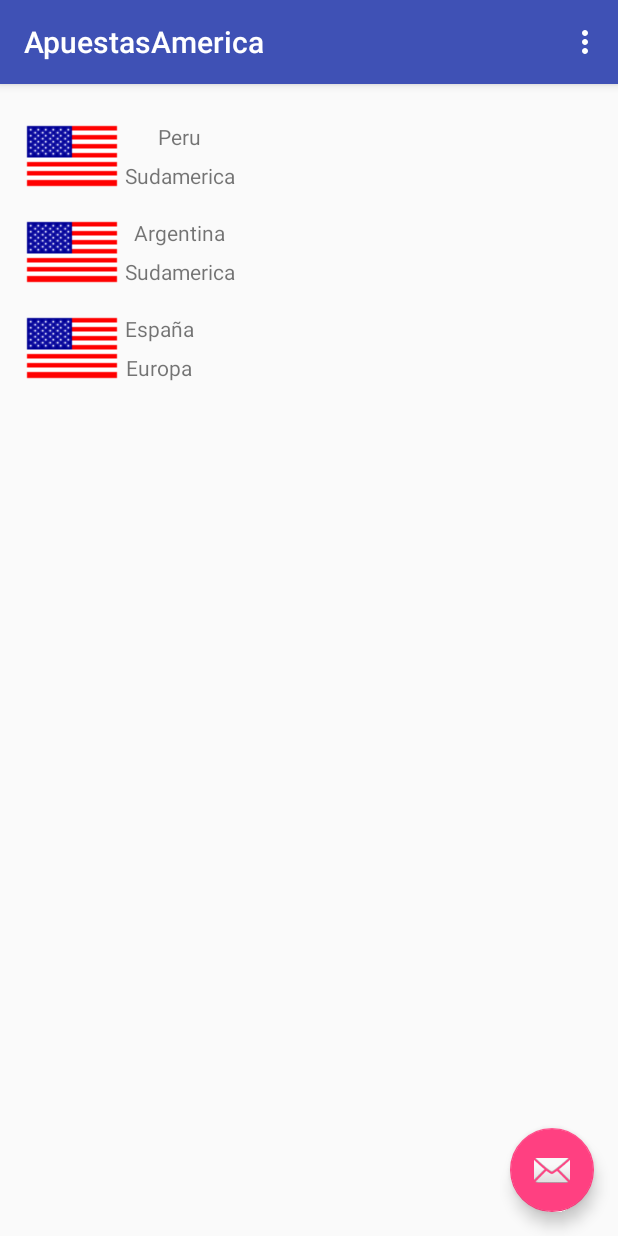
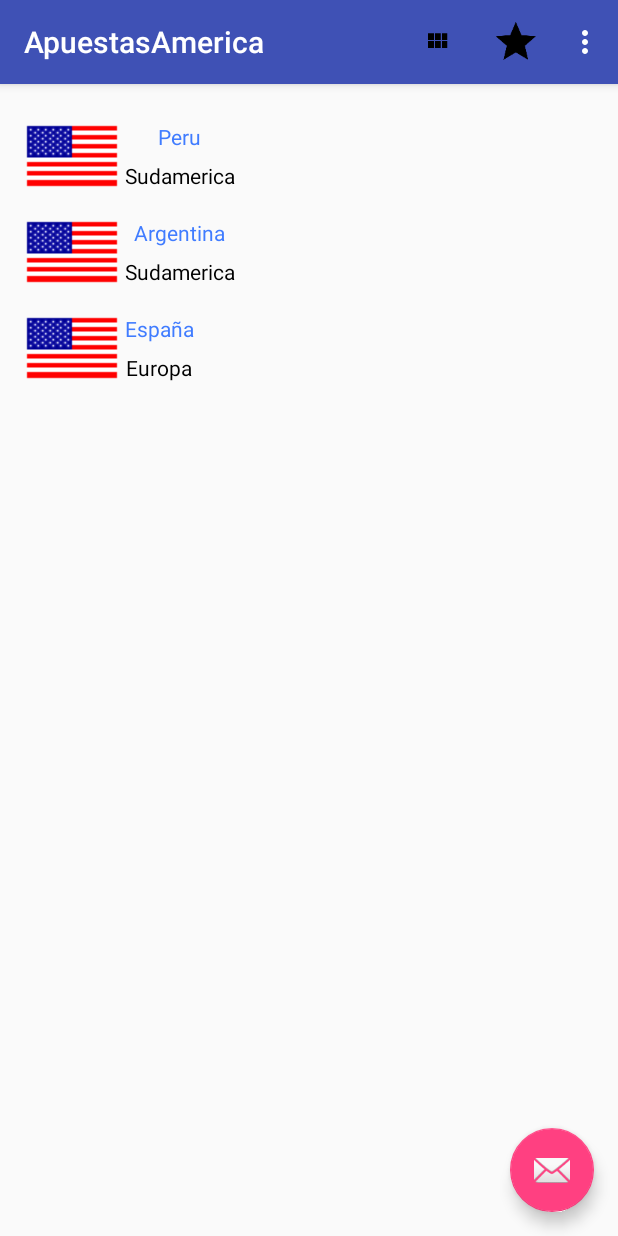
Before and after one commit to cequattro/obras, an Android app: the screen it shows after launch (MainActivity), on a phone screen of 412 x 824 dp. Run offline under Robolectric (Android 15) with nearby library versions, the phone set to English and light mode, and no system bars.

Commit message:
Apuestas america seleted row
evento en cada row

```diff
--- a/ApuestaAmerica/app/src/main/java/castro/willy/globalhub/pe/apuestaamerica/MainActivity.java
+++ b/ApuestaAmerica/app/src/main/java/castro/willy/globalhub/pe/apuestaamerica/MainActivity.java
@@ -7,6 +7,7 @@ import android.support.v7.app.AppCompatActivity;
 import android.support.v7.widget.LinearLayoutManager;
 import android.support.v7.widget.RecyclerView;
 import android.support.v7.widget.Toolbar;
+import android.view.LayoutInflater;
 import android.view.View;
 import android.view.Menu;
 import android.view.MenuItem;
@@ -16,6 +17,7 @@ public class MainActivity extends AppCompatActivity {
     private RecyclerView mRecyclerView;
     private RecyclerView.Adapter mAdapter;
     private RecyclerView.LayoutManager mLayoutManager;
+    View row;
 
     @Override
     protected void onCreate(Bundle savedInstanceState) {
@@ -52,6 +54,8 @@ public class MainActivity extends AppCompatActivity {
         mRecyclerView.setAdapter(mAdapter);
 
         //crear adapter de recycler view y pasarle la lista de paises
+
+
     }
 
     @Override
@@ -73,6 +77,30 @@ public class MainActivity extends AppCompatActivity {
             return true;
         }
 
+        if (id == R.id.opSaldo) {
+            Snackbar.make(getCurrentFocus(), "Saldo", Snackbar.LENGTH_LONG)
+                    .setAction("Action", null).show();
+            return true;
+        }
+
+        if (id == R.id.opApostar) {
+            Snackbar.make(getCurrentFocus(), "Apostar", Snackbar.LENGTH_LONG)
+                    .setAction("Action", null).show();
+            return true;
+        }
+
+        if (id == R.id.opProgramacion) {
+            Snackbar.make(getCurrentFocus(), "Programacion", Snackbar.LENGTH_LONG)
+                    .setAction("Action", null).show();
+            return true;
+        }
+
+        if (id == R.id.opApuestas) {
+            Snackbar.make(getCurrentFocus(), "Apuestas", Snackbar.LENGTH_LONG)
+                    .setAction("Action", null).show();
+            return true;
+        }
+
         return super.onOptionsItemSelected(item);
     }
 }
--- a/ApuestaAmerica/app/src/main/java/castro/willy/globalhub/pe/apuestaamerica/MyRecyclerAdapter.java
+++ b/ApuestaAmerica/app/src/main/java/castro/willy/globalhub/pe/apuestaamerica/MyRecyclerAdapter.java
@@ -1,5 +1,6 @@
 package castro.willy.globalhub.pe.apuestaamerica;
 
+import android.support.design.widget.Snackbar;
 import android.support.v7.widget.RecyclerView;
 import android.view.LayoutInflater;
 import android.view.View;
@@ -47,6 +48,14 @@ public class MyRecyclerAdapter extends RecyclerView.Adapter<MyRecyclerAdapter.Cu
 
         public CustomViewHolder(View itemView) {//, TextView continente
             super(itemView);
+            itemView.setOnClickListener(new View.OnClickListener() {
+                @Override
+                public void onClick(View v) {
+                    Snackbar.make(v, "Seleccionado es "+ ((TextView) v.findViewById(R.id.txtPais)).getText(), Snackbar.LENGTH_LONG)
+                            .setAction("Action", null).show();
+                }
+            });
+
 
 
             txtPais = (TextView) itemView.findViewById(R.id.txtPais);
--- a/ApuestaAmerica/app/src/main/res/layout/row.xml
+++ b/ApuestaAmerica/app/src/main/res/layout/row.xml
@@ -21,18 +21,12 @@
 
         <TextView
             android:id="@+id/txtPais"
-            android:layout_width="wrap_content"
-            android:layout_height="wrap_content"
-            android:layout_gravity="center"
-            android:layout_margin="3dp"
+            style="@style/CuadroTextoStandar"
             android:text="Peru" />
 
         <TextView
             android:id="@+id/txtUbicacion"
-            android:layout_width="wrap_content"
-            android:layout_height="wrap_content"
-            android:layout_gravity="center"
-            android:layout_margin="3dp"
+            style="@style/CuadroTextoResaltado"
             android:text="Ubicacion" />
 
     </LinearLayout>
--- a/ApuestaAmerica/app/src/main/res/menu/menu_main.xml
+++ b/ApuestaAmerica/app/src/main/res/menu/menu_main.xml
@@ -2,6 +2,28 @@
     xmlns:app="http://schemas.android.com/apk/res-auto"
     xmlns:tools="http://schemas.android.com/tools"
     tools:context="com.example.user.apuestasamerica.MainActivity">
+    <item
+        android:id="@+id/opSaldo"
+        android:orderInCategory="100"
+        android:title="Ver Saldo"
+        android:icon="@drawable/ic_view_module_black_18dp"
+        app:showAsAction="always" />
+    <item
+        android:id="@+id/opApostar"
+        android:orderInCategory="100"
+        android:title="Apostar"
+        android:icon="@drawable/ic_star_black_48dp"
+        app:showAsAction="always" />
+    <item
+        android:id="@+id/opProgramacion"
+        android:orderInCategory="100"
+        android:title="Ver Programacion"
+        app:showAsAction="never" />
+    <item
+        android:id="@+id/opApuestas"
+        android:orderInCategory="100"
+        android:title="Ver Apuestas"
+        app:showAsAction="never" />
     <item
         android:id="@+id/action_settings"
         android:orderInCategory="100"
--- a/ApuestaAmerica/app/src/main/res/values/colors.xml
+++ b/ApuestaAmerica/app/src/main/res/values/colors.xml
@@ -3,4 +3,6 @@
     <color name="colorPrimary">#3F51B5</color>
     <color name="colorPrimaryDark">#303F9F</color>
     <color name="colorAccent">#FF4081</color>
+    <color name="colorTextStandar">#407cff</color>
+    <color name="colorBl">#000</color>
 </resources>
--- a/ApuestaAmerica/app/src/main/res/values/styles.xml
+++ b/ApuestaAmerica/app/src/main/res/values/styles.xml
@@ -17,5 +17,20 @@
 
     <style name="AppTheme.PopupOverlay" parent="ThemeOverlay.AppCompat.Light" />
 
+    <style name="CuadroTextoGenerico">
+        <item name="android:layout_width">wrap_content</item>
+        <item name="android:layout_height">wrap_content</item>
+        <item name="android:layout_gravity">center</item>
+        <item name="android:layout_margin">3dp</item>
+    </style>
+
+    <style name="CuadroTextoStandar" parent="CuadroTextoGenerico">
+        <item name="android:textColor">@color/colorTextStandar</item>
+    </style>
+
+    <style name="CuadroTextoResaltado" parent="CuadroTextoGenerico">
+        <item name="android:textColor">@color/colorBl</item>
+    </style>
+
 
 </resources>
```
